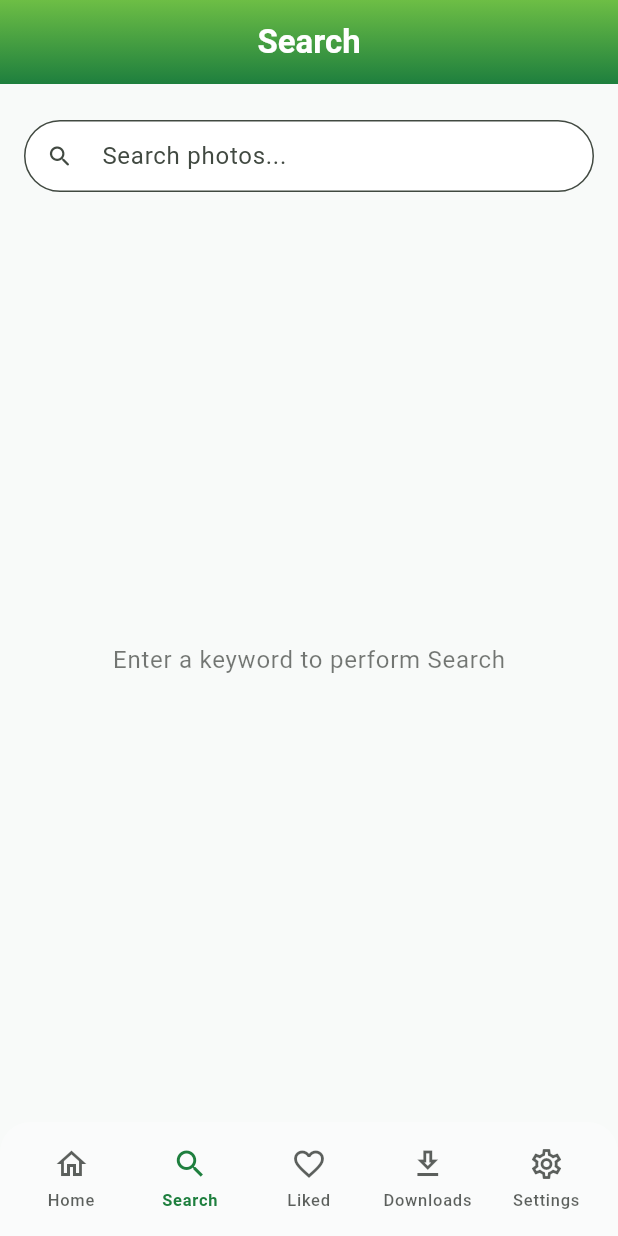
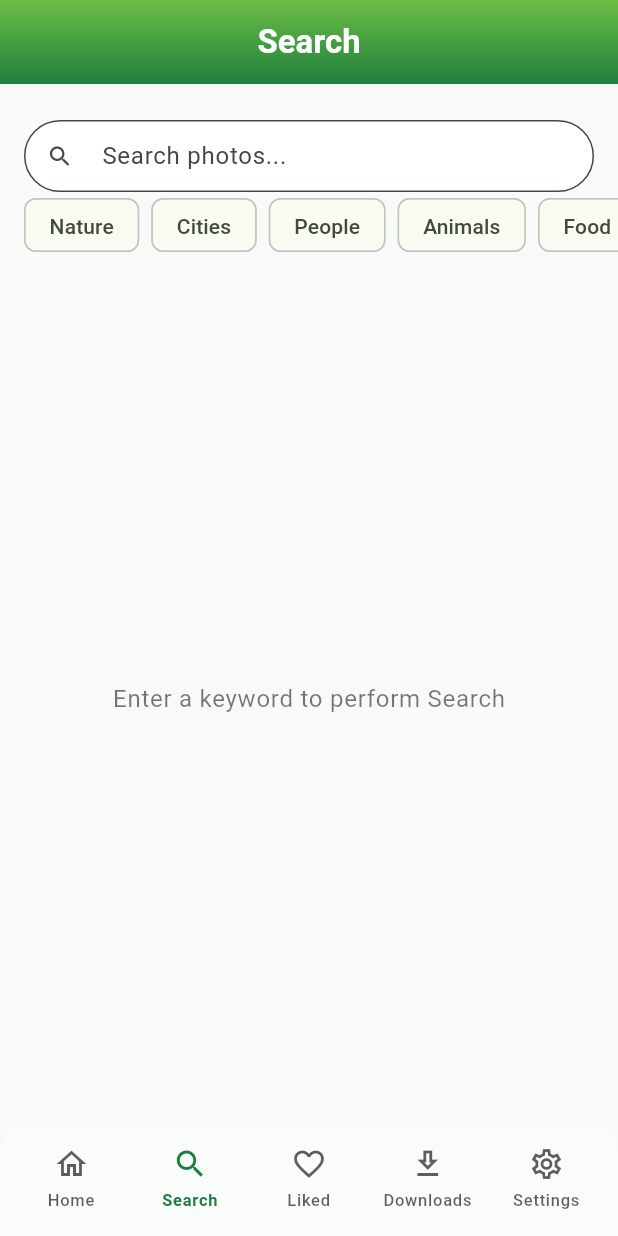
Before and after one commit to deva-dath/shutter-nest, a Flutter app: the screen it shows after launch, item 2 of the bottom bar chosen, on a phone screen of 412 x 824 dp. Run offline on Flutter 3.47's test engine with Material 3 defaults, Android fonts, the phone set to English and light mode, and no system bars; our stand-ins replace cached_network_image, firebase_core, flutter_riverpod, go_router, sqflite, sqflite_common_ffi; accounts and stored records are empty; network calls fail.

Commit message:
completed search by username

```diff
--- a/lib/app/app_strings.dart
+++ b/lib/app/app_strings.dart
@@ -28,7 +28,23 @@ abstract final class AppStrings {
   // --- Search ---
   static const String searchHint = 'Search photos...';
   static const String searchEmptyPrompt = 'Enter a keyword to perform Search';
+  static const String searchPeoplePrompt = 'Enter a username and search to see their photos';
   static String noResultsFor(String query) => 'No results for "$query"';
+
+  /// Quick-search buttons below the search field. "People" uses GET /users/:username/photos; others use search.
+  static const List<String> searchSuggestions = [
+    'Nature',
+    'Cities',
+    'People',
+    'Animals',
+    'Food',
+    'Travel',
+    'Minimal',
+    'Ocean',
+  ];
+
+  /// When "People" chip is tapped we call GET /users/:username/photos with this username.
+  static const String peopleChipUsername = 'deva_007';
 
   // --- Home ---
   static const String homeNoPhotos = 'No photos yet';
--- a/lib/app/constants/route_constants.dart
+++ b/lib/app/constants/route_constants.dart
@@ -33,4 +33,7 @@ class RouterName {
 
   /// Settings screen.
   static const settings = RouteItem(name: 'settings', path: '/settings');
+
+  /// Photo detail screen.
+  static const photoDetail = RouteItem(name: 'photoDetail', path: '/photo/:id');
 }
--- a/lib/features/search/view/search_screen.dart
+++ b/lib/features/search/view/search_screen.dart
@@ -65,9 +65,24 @@ class _SearchPageState extends ConsumerState<SearchPage> {
     super.dispose();
   }
 
+  /// Runs keyword search (GET /search/photos) with the given query.
   void _submitSearch(String query) {
-    if (query.trim().isEmpty) return;
-    ref.read(searchViewModelProvider.notifier).search(query);
+    final q = query.trim();
+    if (q.isEmpty) return;
+    ref.read(searchViewModelProvider.notifier).search(q);
+  }
+
+  /// Handles search field submit: in People mode uses value as username (GET /users/:username/photos), else keyword search.
+  void _onSearchSubmitted(String value) {
+    final q = value.trim();
+    if (q.isEmpty) return;
+    final vm = ref.read(searchViewModelProvider.notifier);
+    final state = ref.read(searchViewModelProvider);
+    if (state.isPeopleMode) {
+      vm.loadUserPhotos(q);
+    } else {
+      vm.search(q);
+    }
   }
 
   @override
@@ -109,16 +124,61 @@ class _SearchPageState extends ConsumerState<SearchPage> {
                 ),
                 filled: true,
               ),
-              onSubmitted: _submitSearch,
+              onSubmitted: _onSearchSubmitted,
               onChanged: (_) => setState(() {}),
               textInputAction: TextInputAction.search,
             ),
           ),
+          SizedBox(
+            height: 44,
+            child: ListView.separated(
+              scrollDirection: Axis.horizontal,
+              padding: const EdgeInsets.symmetric(horizontal: 16),
+              itemCount: AppStrings.searchSuggestions.length,
+              separatorBuilder: (_, __) => const SizedBox(width: 8),
+              itemBuilder: (context, index) {
+                final term = AppStrings.searchSuggestions[index];
+                final isPeople = term == 'People';
+                final isSelected = isPeople
+                    ? state.isPeopleMode
+                    : (!state.isPeopleMode && state.query == term);
+                return Padding(
+                  padding: const EdgeInsets.only(bottom: 8),
+                  child: FilterChip(
+                    label: Text(term),
+                    selected: isSelected,
+                    onSelected: (_) {
+                      if (isPeople) {
+                        _searchController.clear();
+                        ref.read(searchViewModelProvider.notifier).enterPeopleMode();
+                      } else {
+                        _searchController.text = term;
+                        _submitSearch(term);
+                      }
+                      setState(() {});
+                    },
+                  ),
+                );
+              },
+            ),
+          ),
+          const SizedBox(height: 8),
           Expanded(
-            child: state.query.isEmpty
+            child: state.query.isEmpty && state.userPhotosUsername == null && !state.isPeopleMode
                 ? Center(
                     child: Text(
                       AppStrings.searchEmptyPrompt,
+                      style: Theme.of(context).textTheme.bodyLarge?.copyWith(
+                        color: Theme.of(
+                          context,
+                        ).colorScheme.onSurface.withValues(alpha: 0.6),
+                      ),
+                    ),
+                  )
+                : state.isPeopleMode && state.userPhotosUsername == null && !state.isLoading && state.photos.isEmpty && state.error == null
+                ? Center(
+                    child: Text(
+                      AppStrings.searchPeoplePrompt,
                       style: Theme.of(context).textTheme.bodyLarge?.copyWith(
                         color: Theme.of(
                           context,
@@ -142,7 +202,14 @@ class _SearchPageState extends ConsumerState<SearchPage> {
                           ),
                           const SizedBox(height: 16),
                           FilledButton(
-                            onPressed: () => _submitSearch(state.query),
+                            onPressed: () {
+                              final vm = ref.read(searchViewModelProvider.notifier);
+                              if (state.userPhotosUsername != null) {
+                                vm.loadUserPhotos(state.userPhotosUsername!);
+                              } else {
+                                _submitSearch(state.query);
+                              }
+                            },
                             child: const Text(AppStrings.buttonRetry),
                           ),
                         ],
@@ -152,7 +219,7 @@ class _SearchPageState extends ConsumerState<SearchPage> {
                 : state.photos.isEmpty
                 ? Center(
                     child: Text(
-                      AppStrings.noResultsFor(state.query),
+                      AppStrings.noResultsFor(state.effectiveQuery),
                       style: Theme.of(context).textTheme.bodyLarge,
                     ),
                   )
```
Also changed, not shown: lib/config/routes/app_router.dart (+9 -0 lines), lib/features/home/view/home_screen.dart (+13 -0 lines), lib/features/photo_detail/view/photo_detail_screen.dart (added, +173 -0 lines), lib/features/search/models/user_photos_result.dart (added, +16 -0 lines), lib/features/search/repository/search_repository.dart (+59 -2 lines), lib/features/search/viewmodel/search_viewmodel.dart (+109 -4 lines).
